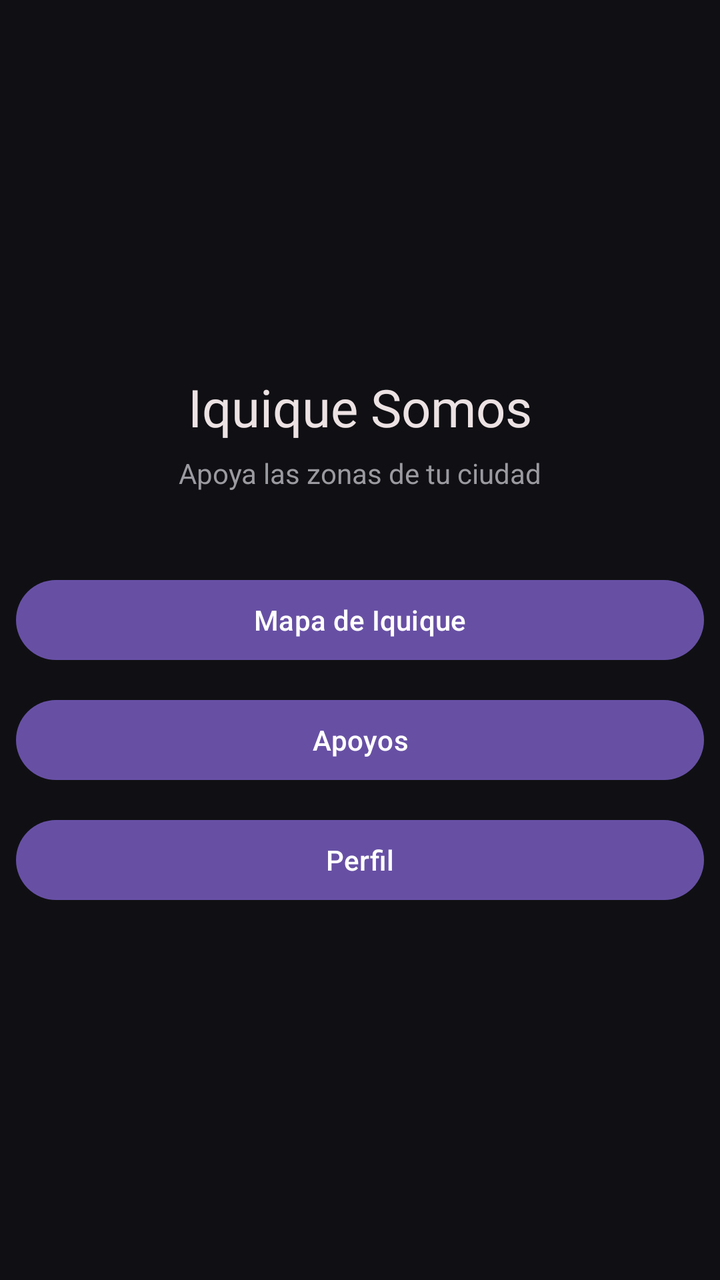
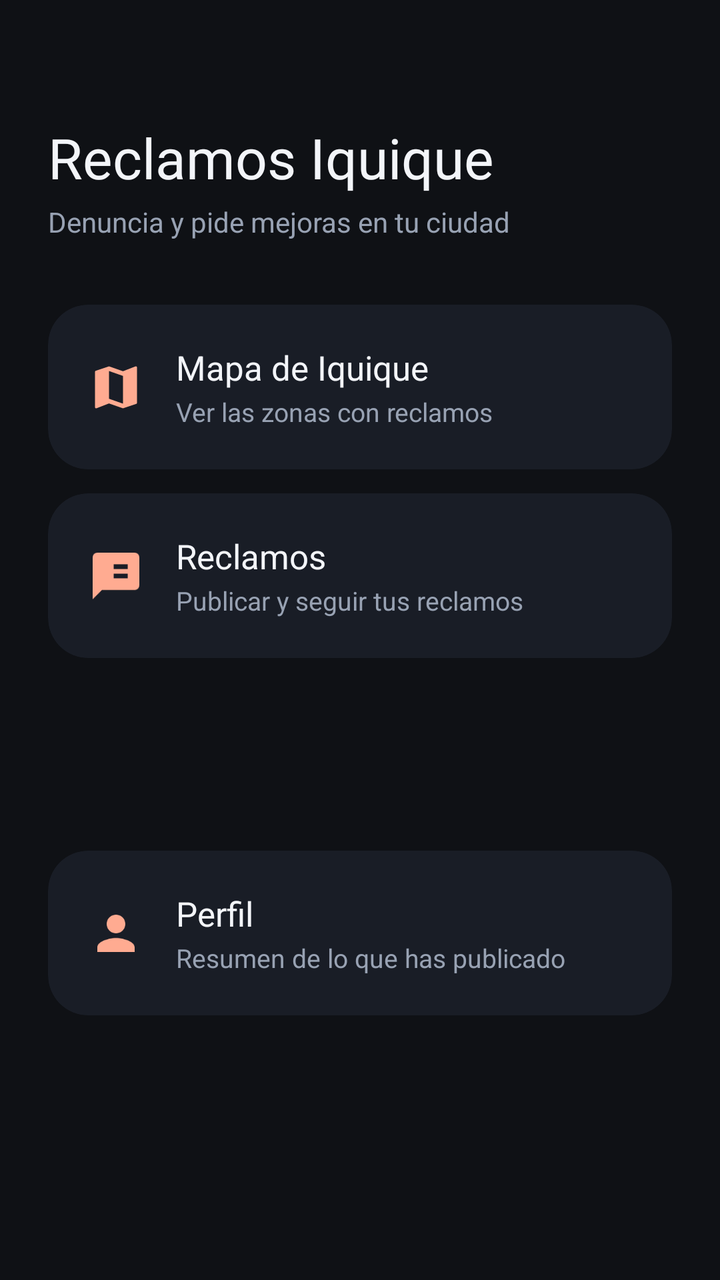

Before-and-after screenshots of an Android layout around one commit, followed by the original layout XML and the change that was made.
<!-- AndroidManifest.xml: application theme Theme.Android1 -->
<!-- res/layout/activity_main.xml -->
<?xml version="1.0" encoding="utf-8"?>
<androidx.constraintlayout.widget.ConstraintLayout
    xmlns:android="http://schemas.android.com/apk/res/android"
    xmlns:app="http://schemas.android.com/apk/res-auto"
    android:layout_width="match_parent"
    android:layout_height="match_parent"
    android:background="@color/fondoApp">

    <TextView
        android:id="@+id/inicioTitulo"
        android:layout_width="wrap_content"
        android:layout_height="wrap_content"
        android:fontFamily="@font/alkatra_medium"
        android:text="@string/inicio_titulo"
        android:textColor="@color/textoPrimario"
        android:textSize="26sp"
        app:layout_constraintBottom_toTopOf="@id/inicioSubtitulo"
        app:layout_constraintEnd_toEndOf="parent"
        app:layout_constraintStart_toStartOf="parent"
        app:layout_constraintTop_toTopOf="parent"
        app:layout_constraintVertical_chainStyle="packed" />

    <TextView
        android:id="@+id/inicioSubtitulo"
        android:layout_width="wrap_content"
        android:layout_height="wrap_content"
        android:layout_marginTop="6dp"
        android:text="@string/inicio_subtitulo"
        android:textColor="@color/textoSecundario"
        android:textSize="14sp"
        app:layout_constraintBottom_toTopOf="@id/botonMapa"
        app:layout_constraintEnd_toEndOf="parent"
        app:layout_constraintStart_toStartOf="parent"
        app:layout_constraintTop_toBottomOf="@id/inicioTitulo" />

    <Button
        android:id="@+id/botonMapa"
        android:layout_width="0dp"
        android:layout_height="wrap_content"
        android:layout_marginStart="8dp"
        android:layout_marginTop="40dp"
        android:layout_marginEnd="8dp"
        android:text="@string/inicio_mapa"
        app:layout_constraintBottom_toTopOf="@id/botonApoyos"
        app:layout_constraintEnd_toEndOf="parent"
        app:layout_constraintStart_toStartOf="parent"
        app:layout_constraintTop_toBottomOf="@id/inicioSubtitulo" />

    <Button
        android:id="@+id/botonApoyos"
        android:layout_width="0dp"
        android:layout_height="wrap_content"
        android:layout_marginStart="8dp"
        android:layout_marginTop="12dp"
        android:layout_marginEnd="8dp"
        android:text="@string/inicio_apoyos"
        app:layout_constraintBottom_toTopOf="@id/botonPerfil"
        app:layout_constraintEnd_toEndOf="parent"
        app:layout_constraintStart_toStartOf="parent"
        app:layout_constraintTop_toBottomOf="@id/botonMapa" />

    <Button
        android:id="@+id/botonPerfil"
        android:layout_width="0dp"
        android:layout_height="wrap_content"
        android:layout_marginStart="8dp"
        android:layout_marginTop="12dp"
        android:layout_marginEnd="8dp"
        android:text="@string/inicio_perfil"
        app:layout_constraintBottom_toBottomOf="parent"
        app:layout_constraintEnd_toEndOf="parent"
        app:layout_constraintStart_toStartOf="parent"
        app:layout_constraintTop_toBottomOf="@id/botonApoyos" />

</androidx.constraintlayout.widget.ConstraintLayout>
<!-- resources referenced by this layout -->
<resources>
  <color name="fondoApp">#FF101014</color>
  <color name="textoPrimario">#FFECE2E3</color>
  <color name="textoSecundario">#FF9A9AA0</color>
  <string name="inicio_apoyos">Apoyos</string>
  <string name="inicio_mapa">Mapa de Iquique</string>
  <string name="inicio_perfil">Perfil</string>
  <string name="inicio_subtitulo">Apoya las zonas de tu ciudad</string>
  <string name="inicio_titulo">Iquique Somos</string>
  <style name="Theme.Android1" parent="Base.Theme.Android1" />
  <style name="Base.Theme.Android1" parent="Theme.Material3.DayNight.NoActionBar">
          
          
      </style>
</resources>

<!-- the commit's change to res/layout/activity_main.xml (unified diff, before → after) -->
@@ -4,72 +4,211 @@
     xmlns:app="http://schemas.android.com/apk/res-auto"
     android:layout_width="match_parent"
     android:layout_height="match_parent"
-    android:background="@color/fondoApp">
+    android:background="@color/fondoApp"
+    android:padding="24dp">
 
     <TextView
         android:id="@+id/inicioTitulo"
-        android:layout_width="wrap_content"
-        android:layout_height="wrap_content"
+        android:layout_width="0dp"
+        android:layout_height="wrap_content"
+        android:layout_marginTop="36dp"
         android:fontFamily="@font/alkatra_medium"
         android:text="@string/inicio_titulo"
         android:textColor="@color/textoPrimario"
-        android:textSize="26sp"
-        app:layout_constraintBottom_toTopOf="@id/inicioSubtitulo"
-        app:layout_constraintEnd_toEndOf="parent"
-        app:layout_constraintStart_toStartOf="parent"
-        app:layout_constraintTop_toTopOf="parent"
-        app:layout_constraintVertical_chainStyle="packed" />
+        android:textSize="28sp"
+        app:layout_constraintEnd_toEndOf="parent"
+        app:layout_constraintStart_toStartOf="parent"
+        app:layout_constraintTop_toTopOf="parent" />
 
     <TextView
         android:id="@+id/inicioSubtitulo"
-        android:layout_width="wrap_content"
-        android:layout_height="wrap_content"
-        android:layout_marginTop="6dp"
+        android:layout_width="0dp"
+        android:layout_height="wrap_content"
+        android:layout_marginTop="4dp"
         android:text="@string/inicio_subtitulo"
         android:textColor="@color/textoSecundario"
         android:textSize="14sp"
-        app:layout_constraintBottom_toTopOf="@id/botonMapa"
         app:layout_constraintEnd_toEndOf="parent"
         app:layout_constraintStart_toStartOf="parent"
         app:layout_constraintTop_toBottomOf="@id/inicioTitulo" />
 
-    <Button
+    <androidx.cardview.widget.CardView
         android:id="@+id/botonMapa"
         android:layout_width="0dp"
         android:layout_height="wrap_content"
-        android:layout_marginStart="8dp"
-        android:layout_marginTop="40dp"
-        android:layout_marginEnd="8dp"
-        android:text="@string/inicio_mapa"
-        app:layout_constraintBottom_toTopOf="@id/botonApoyos"
-        app:layout_constraintEnd_toEndOf="parent"
-        app:layout_constraintStart_toStartOf="parent"
-        app:layout_constraintTop_toBottomOf="@id/inicioSubtitulo" />
-
-    <Button
-        android:id="@+id/botonApoyos"
-        android:layout_width="0dp"
-        android:layout_height="wrap_content"
-        android:layout_marginStart="8dp"
+        android:layout_marginTop="32dp"
+        app:cardBackgroundColor="@color/fondoTarjeta"
+        app:cardCornerRadius="20dp"
+        app:cardElevation="0dp"
+        app:layout_constraintEnd_toEndOf="parent"
+        app:layout_constraintStart_toStartOf="parent"
+        app:layout_constraintTop_toBottomOf="@id/inicioSubtitulo">
+
+        <androidx.constraintlayout.widget.ConstraintLayout
+            android:layout_width="match_parent"
+            android:layout_height="wrap_content"
+            android:padding="20dp">
+
+            <ImageView
+                android:id="@+id/iconoMapa"
+                android:layout_width="28dp"
+                android:layout_height="28dp"
+                android:contentDescription="@string/inicio_mapa"
+                android:src="@drawable/ic_mapa"
+                app:layout_constraintBottom_toBottomOf="parent"
+                app:layout_constraintStart_toStartOf="parent"
+                app:layout_constraintTop_toTopOf="parent" />
+
+            <TextView
+                android:id="@+id/tituloMapa"
+                android:layout_width="0dp"
+                android:layout_height="wrap_content"
+                android:layout_marginStart="16dp"
+                android:text="@string/inicio_mapa"
+                android:textColor="@color/textoPrimario"
+                android:textSize="17sp"
+                app:layout_constraintBottom_toTopOf="@id/subtituloMapa"
+                app:layout_constraintEnd_toEndOf="parent"
+                app:layout_constraintStart_toEndOf="@id/iconoMapa"
+                app:layout_constraintTop_toTopOf="parent"
+                app:layout_constraintVertical_chainStyle="packed" />
+
+            <TextView
+                android:id="@+id/subtituloMapa"
+                android:layout_width="0dp"
+                android:layout_height="wrap_content"
+                android:layout_marginStart="16dp"
+                android:layout_marginTop="2dp"
+                android:text="@string/mapa_descripcion"
+                android:textColor="@color/textoSecundario"
+                android:textSize="13sp"
+                app:layout_constraintBottom_toBottomOf="parent"
+                app:layout_constraintEnd_toEndOf="parent"
+                app:layout_constraintStart_toEndOf="@id/iconoMapa"
+                app:layout_constraintTop_toBottomOf="@id/tituloMapa" />
+
+        </androidx.constraintlayout.widget.ConstraintLayout>
+
+    </androidx.cardview.widget.CardView>
+
+    <androidx.cardview.widget.CardView
+        android:id="@+id/botonReclamos"
+        android:layout_width="0dp"
+        android:layout_height="wrap_content"
         android:layout_marginTop="12dp"
-        android:layout_marginEnd="8dp"
-        android:text="@string/inicio_apoyos"
-        app:layout_constraintBottom_toTopOf="@id/botonPerfil"
-        app:layout_constraintEnd_toEndOf="parent"
-        app:layout_constraintStart_toStartOf="parent"
-        app:layout_constraintTop_toBottomOf="@id/botonMapa" />
-
-    <Button
+        app:cardBackgroundColor="@color/fondoTarjeta"
+        app:cardCornerRadius="20dp"
+        app:cardElevation="0dp"
+        app:layout_constraintEnd_toEndOf="parent"
+        app:layout_constraintStart_toStartOf="parent"
+        app:layout_constraintTop_toBottomOf="@id/botonMapa">
+
+        <androidx.constraintlayout.widget.ConstraintLayout
+            android:layout_width="match_parent"
+            android:layout_height="wrap_content"
+            android:padding="20dp">
+
+            <ImageView
+                android:id="@+id/iconoReclamos"
+                android:layout_width="28dp"
+                android:layout_height="28dp"
+                android:contentDescription="@string/inicio_reclamos"
+                android:src="@drawable/ic_reclamo"
+                app:layout_constraintBottom_toBottomOf="parent"
+                app:layout_constraintStart_toStartOf="parent"
+                app:layout_constraintTop_toTopOf="parent" />
+
+            <TextView
+                android:id="@+id/tituloReclamos"
+                android:layout_width="0dp"
+                android:layout_height="wrap_content"
+                android:layout_marginStart="16dp"
+                android:text="@string/inicio_reclamos"
+                android:textColor="@color/textoPrimario"
+                android:textSize="17sp"
+                app:layout_constraintBottom_toTopOf="@id/subtituloReclamos"
+                app:layout_constraintEnd_toEndOf="parent"
+                app:layout_constraintStart_toEndOf="@id/iconoReclamos"
+                app:layout_constraintTop_toTopOf="parent"
+                app:layout_constraintVertical_chainStyle="packed" />
+
+            <TextView
+                android:id="@+id/subtituloReclamos"
+                android:layout_width="0dp"
+                android:layout_height="wrap_content"
+                android:layout_marginStart="16dp"
+                android:layout_marginTop="2dp"
+                android:text="@string/reclamos_descripcion"
+                android:textColor="@color/textoSecundario"
+                android:textSize="13sp"
+                app:layout_constraintBottom_toBottomOf="parent"
+                app:layout_constraintEnd_toEndOf="parent"
+                app:layout_constraintStart_toEndOf="@id/iconoReclamos"
+                app:layout_constraintTop_toBottomOf="@id/tituloReclamos" />
+
+        </androidx.constraintlayout.widget.ConstraintLayout>
+
+    </androidx.cardview.widget.CardView>
+
+    <androidx.cardview.widget.CardView
         android:id="@+id/botonPerfil"
         android:layout_width="0dp"
         android:layout_height="wrap_content"
-        android:layout_marginStart="8dp"
         android:layout_marginTop="12dp"
-        android:layout_marginEnd="8dp"
-        android:text="@string/inicio_perfil"
+        android:layout_marginBottom="24dp"
+        app:cardBackgroundColor="@color/fondoTarjeta"
+        app:cardCornerRadius="20dp"
+        app:cardElevation="0dp"
         app:layout_constraintBottom_toBottomOf="parent"
         app:layout_constraintEnd_toEndOf="parent"
         app:layout_constraintStart_toStartOf="parent"
-        app:layout_constraintTop_toBottomOf="@id/botonApoyos" />
+        app:layout_constraintTop_toBottomOf="@id/botonReclamos">
+
+        <androidx.constraintlayout.widget.ConstraintLayout
+            android:layout_width="match_parent"
+            android:layout_height="wrap_content"
+            android:padding="20dp">
+
+            <ImageView
+                android:id="@+id/iconoPerfil"
+                android:layout_width="28dp"
+                android:layout_height="28dp"
+                android:contentDescription="@string/inicio_perfil"
+                android:src="@drawable/ic_perfil"
+                app:layout_constraintBottom_toBottomOf="parent"
+                app:layout_constraintStart_toStartOf="parent"
+                app:layout_constraintTop_toTopOf="parent" />
+
+            <TextView
+                android:id="@+id/tituloPerfil"
+                android:layout_width="0dp"
+                android:layout_height="wrap_content"
+                android:layout_marginStart="16dp"
+                android:text="@string/inicio_perfil"
+                android:textColor="@color/textoPrimario"
+                android:textSize="17sp"
+                app:layout_constraintBottom_toTopOf="@id/subtituloPerfil"
+                app:layout_constraintEnd_toEndOf="parent"
+                app:layout_constraintStart_toEndOf="@id/iconoPerfil"
+                app:layout_constraintTop_toTopOf="parent"
+                app:layout_constraintVertical_chainStyle="packed" />
+
+            <TextView
+                android:id="@+id/subtituloPerfil"
+                android:layout_width="0dp"
+                android:layout_height="wrap_content"
+                android:layout_marginStart="16dp"
+                android:layout_marginTop="2dp"
+                android:text="@string/perfil_descripcion"
+                android:textColor="@color/textoSecundario"
+                android:textSize="13sp"
+                app:layout_constraintBottom_toBottomOf="parent"
+                app:layout_constraintEnd_toEndOf="parent"
+                app:layout_constraintStart_toEndOf="@id/iconoPerfil"
+                app:layout_constraintTop_toBottomOf="@id/tituloPerfil" />
+
+        </androidx.constraintlayout.widget.ConstraintLayout>
+
+    </androidx.cardview.widget.CardView>
 
 </androidx.constraintlayout.widget.ConstraintLayout>
<!-- resource entries referenced after the edit -->
@@ -1,17 +1,64 @@
 <!-- resources referenced by this layout -->
 <resources>
-  <color name="fondoApp">#FF101014</color>
-  <color name="textoPrimario">#FFECE2E3</color>
-  <color name="textoSecundario">#FF9A9AA0</color>
-  <string name="inicio_apoyos">Apoyos</string>
+  <color name="fondoApp">#FF0F1115</color>
+  <color name="fondoTarjeta">#FF191D26</color>
+  <color name="textoPrimario">#FFF3F5F9</color>
+  <color name="textoSecundario">#FF98A2B3</color>
+  <!-- drawable ic_mapa (drawable) -->
+  <?xml version="1.0" encoding="utf-8"?>
+  <vector xmlns:android="http://schemas.android.com/apk/res/android"
+      android:width="24dp"
+      android:height="24dp"
+      android:viewportWidth="24"
+      android:viewportHeight="24"
+      android:tint="@color/acentoClaro">
+      <path
+          android:fillColor="#FFFFFFFF"
+          android:pathData="M20.5,3l-0.16,0.03L15,5.1 9,3 3.36,4.9c-0.21,0.07 -0.36,0.25 -0.36,0.48V20.5c0,0.28 0.22,0.5 0.5,0.5l0.16,-0.03L9,18.9l6,2.1 5.64,-1.9c0.21,-0.07 0.36,-0.25 0.36,-0.48V3.5c0,-0.28 -0.22,-0.5 -0.5,-0.5zM15,19l-6,-2.11V5l6,2.11V19z" />
+  </vector>
+  <!-- drawable ic_perfil (drawable) -->
+  <?xml version="1.0" encoding="utf-8"?>
+  <vector xmlns:android="http://schemas.android.com/apk/res/android"
+      android:width="24dp"
+      android:height="24dp"
+      android:viewportWidth="24"
+      android:viewportHeight="24"
+      android:tint="@color/acentoClaro">
+      <path
+          android:fillColor="#FFFFFFFF"
+          android:pathData="M12,12c2.21,0 4,-1.79 4,-4s-1.79,-4 -4,-4 -4,1.79 -4,4 1.79,4 4,4zM12,14c-2.67,0 -8,1.34 -8,4v2h16v-2c0,-2.66 -5.33,-4 -8,-4z" />
+  </vector>
+  <!-- drawable ic_reclamo (drawable) -->
+  <?xml version="1.0" encoding="utf-8"?>
+  <vector xmlns:android="http://schemas.android.com/apk/res/android"
+      android:width="24dp"
+      android:height="24dp"
+      android:viewportWidth="24"
+      android:viewportHeight="24"
+      android:tint="@color/acentoClaro">
+      <path
+          android:fillColor="#FFFFFFFF"
+          android:pathData="M20,2H4c-1.1,0 -2,0.9 -2,2v18l4,-4h14c1.1,0 2,-0.9 2,-2V4c0,-1.1 -0.9,-2 -2,-2zM13,9h-2V7h2v2zM17,13h-6v-2h6v2zM17,9h-4V7h4v2z" />
+  </vector>
   <string name="inicio_mapa">Mapa de Iquique</string>
   <string name="inicio_perfil">Perfil</string>
-  <string name="inicio_subtitulo">Apoya las zonas de tu ciudad</string>
-  <string name="inicio_titulo">Iquique Somos</string>
+  <string name="inicio_reclamos">Reclamos</string>
+  <string name="inicio_subtitulo">Denuncia y pide mejoras en tu ciudad</string>
+  <string name="inicio_titulo">Reclamos Iquique</string>
+  <string name="mapa_descripcion">Ver las zonas con reclamos</string>
+  <string name="perfil_descripcion">Resumen de lo que has publicado</string>
+  <string name="reclamos_descripcion">Publicar y seguir tus reclamos</string>
   <style name="Theme.Android1" parent="Base.Theme.Android1" />
+  <color name="acentoClaro">#FFFFAB91</color>
   <style name="Base.Theme.Android1" parent="Theme.Material3.DayNight.NoActionBar">
-          
-          
+          <item name="android:colorBackground">@color/fondoApp</item>
+          <item name="colorPrimary">@color/acento</item>
+          <item name="colorOnPrimary">@color/blanco</item>
+          <item name="colorSurface">@color/fondoTarjeta</item>
+          <item name="android:textColorPrimary">@color/textoPrimario</item>
+          <item name="android:textColorSecondary">@color/textoSecundario</item>
       </style>
+  <color name="acento">#FFFF7043</color>
+  <color name="blanco">#FFFFFFFF</color>
 </resources>
 
